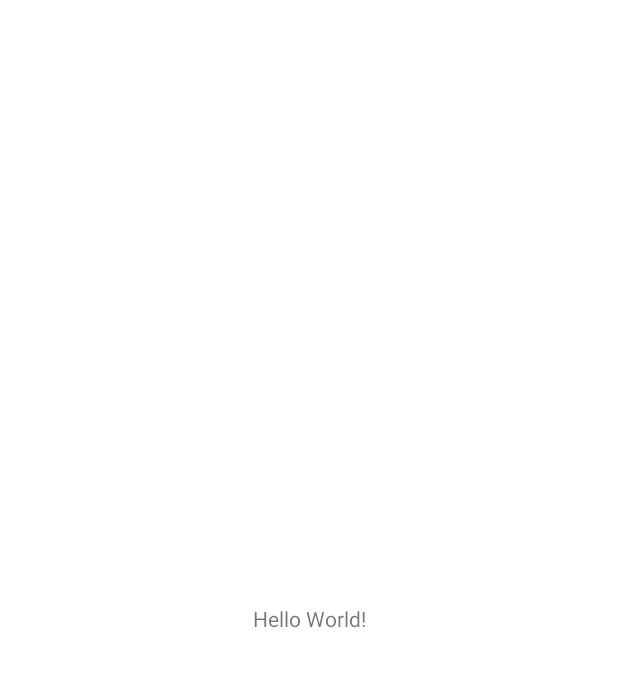
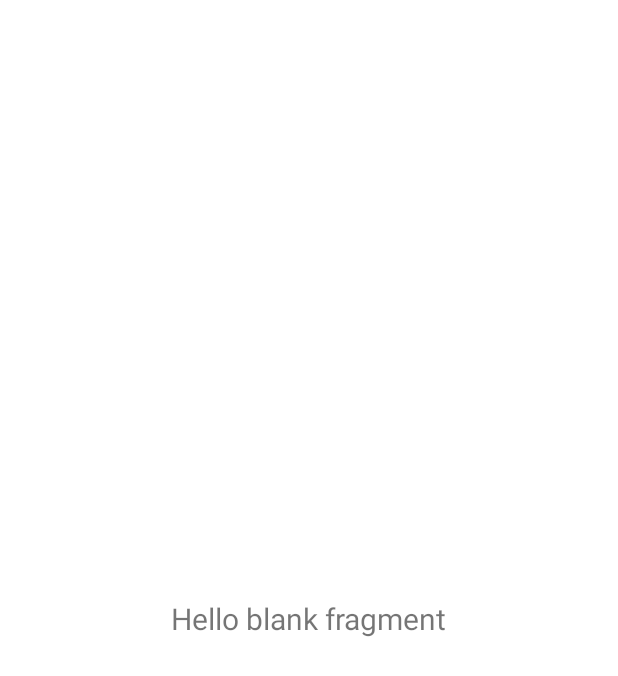
Before and after one commit to PeachGenZ/MVVM-Clean-Architecture-Android, an Android app: the screen it shows after launch (MainActivity), on a phone screen of 412 x 824 dp. Before the commit the part shown is almost empty. Shown: the top 676 px of the screen. Run offline under Robolectric (Android 15) with nearby library versions, the phone set to English and light mode, and no system bars; our stand-ins replace Timber.

Commit message:
setup navigation component.

```diff
--- a/app/build.gradle
+++ b/app/build.gradle
@@ -1,6 +1,7 @@
 plugins {
     id 'com.android.application'
     id 'org.jetbrains.kotlin.android'
+    id "androidx.navigation.safeargs.kotlin"
 }
 
 android {
@@ -16,15 +17,15 @@ android {
         testInstrumentationRunner "androidx.test.runner.AndroidJUnitRunner"
     }
 
+    buildFeatures{
+        viewBinding true
+    }
+
     buildTypes {
         release {
             minifyEnabled false
             proguardFiles getDefaultProguardFile('proguard-android-optimize.txt'), 'proguard-rules.pro'
         }
-    }
-
-    buildFeatures{
-        viewBinding true
     }
 
     compileOptions {
@@ -42,9 +43,15 @@ dependencies {
     implementation 'androidx.appcompat:appcompat:1.4.1'
     implementation 'com.google.android.material:material:1.5.0'
     implementation 'androidx.constraintlayout:constraintlayout:2.1.3'
+    implementation 'androidx.legacy:legacy-support-v4:1.0.0'
     testImplementation 'junit:junit:4.13.2'
     androidTestImplementation 'androidx.test.ext:junit:1.1.3'
     androidTestImplementation 'androidx.test.espresso:espresso-core:3.4.0'
+
+    //Navigation Component
+    implementation "androidx.navigation:navigation-fragment-ktx:$versions.navigation"
+    implementation "androidx.navigation:navigation-ui-ktx:$versions.navigation"
+    androidTestImplementation "androidx.navigation:navigation-testing:$versions.navigation"
 
     //Koin
     implementation "io.insert-koin:koin-android:$versions.koin"
--- a/app/src/main/java/com/peachgenz/mvvm/MainActivity.kt
+++ b/app/src/main/java/com/peachgenz/mvvm/MainActivity.kt
@@ -2,10 +2,15 @@ package com.peachgenz.mvvm
 
 import androidx.appcompat.app.AppCompatActivity
 import android.os.Bundle
+import com.peachgenz.mvvm.databinding.ActivityMainBinding
 
 class MainActivity : AppCompatActivity() {
+    private val binding: ActivityMainBinding by lazy{
+        ActivityMainBinding.inflate(layoutInflater)
+    }
+
     override fun onCreate(savedInstanceState: Bundle?) {
         super.onCreate(savedInstanceState)
-        setContentView(R.layout.activity_main)
+        setContentView(binding.root)
     }
 }
--- /dev/null
+++ b/app/src/main/java/com/peachgenz/mvvm/ui/MainFragment.kt
@@ -0,0 +1,35 @@
+package com.peachgenz.mvvm.ui
+
+import android.os.Bundle
+import android.view.LayoutInflater
+import android.view.View
+import android.view.ViewGroup
+import androidx.fragment.app.Fragment
+import com.peachgenz.mvvm.databinding.FragmentMainBinding
+
+class MainFragment : Fragment() {
+    private lateinit var binding: FragmentMainBinding
+
+    override fun onCreateView(
+        inflater: LayoutInflater,
+        container: ViewGroup?,
+        savedInstanceState: Bundle?
+    ): View {
+        binding = FragmentMainBinding.inflate(inflater)
+        return binding.root
+    }
+
+    override fun onViewCreated(view: View, savedInstanceState: Bundle?) {
+        super.onViewCreated(view, savedInstanceState)
+        attachObserver()
+        initView()
+    }
+
+    private fun attachObserver() {
+
+    }
+
+    private fun initView() {
+
+    }
+}
--- a/app/src/main/res/layout/activity_main.xml
+++ b/app/src/main/res/layout/activity_main.xml
@@ -6,13 +6,16 @@
     android:layout_height="match_parent"
     tools:context=".MainActivity">
 
-    <TextView
-        android:layout_width="wrap_content"
-        android:layout_height="wrap_content"
-        android:text="Hello World!"
-        app:layout_constraintBottom_toBottomOf="parent"
+    <androidx.fragment.app.FragmentContainerView
+        android:id="@+id/nav_host_fragment"
+        android:name="androidx.navigation.fragment.NavHostFragment"
+        android:layout_width="0dp"
+        android:layout_height="0dp"
         app:layout_constraintLeft_toLeftOf="parent"
         app:layout_constraintRight_toRightOf="parent"
-        app:layout_constraintTop_toTopOf="parent" />
+        app:layout_constraintTop_toTopOf="parent"
+        app:layout_constraintBottom_toBottomOf="parent"
+        app:defaultNavHost="true"
+        app:navGraph="@navigation/main_nav_graph" />
 
 </androidx.constraintlayout.widget.ConstraintLayout>
--- /dev/null
+++ b/app/src/main/res/layout/fragment_main.xml
@@ -0,0 +1,19 @@
+<?xml version="1.0" encoding="utf-8"?>
+<androidx.constraintlayout.widget.ConstraintLayout xmlns:android="http://schemas.android.com/apk/res/android"
+    xmlns:app="http://schemas.android.com/apk/res-auto"
+    xmlns:tools="http://schemas.android.com/tools"
+    android:layout_width="match_parent"
+    android:layout_height="match_parent"
+    tools:context=".ui.MainFragment">
+
+    <TextView
+        android:layout_width="wrap_content"
+        android:layout_height="wrap_content"
+        android:text="@string/hello_blank_fragment"
+        android:textSize="20sp"
+        app:layout_constraintBottom_toBottomOf="parent"
+        app:layout_constraintEnd_toEndOf="parent"
+        app:layout_constraintStart_toStartOf="parent"
+        app:layout_constraintTop_toTopOf="parent" />
+
+</androidx.constraintlayout.widget.ConstraintLayout>
--- /dev/null
+++ b/app/src/main/res/navigation/main_nav_graph.xml
@@ -0,0 +1,13 @@
+<?xml version="1.0" encoding="utf-8"?>
+<navigation xmlns:android="http://schemas.android.com/apk/res/android"
+    xmlns:app="http://schemas.android.com/apk/res-auto"
+    xmlns:tools="http://schemas.android.com/tools"
+    android:id="@+id/main_nav_graph"
+    app:startDestination="@id/mainFragment">
+
+    <fragment
+        android:id="@+id/mainFragment"
+        android:name="com.peachgenz.mvvm.ui.MainFragment"
+        android:label="fragment_main"
+        tools:layout="@layout/fragment_main" />
+</navigation>
--- a/app/src/main/res/values/strings.xml
+++ b/app/src/main/res/values/strings.xml
@@ -1,3 +1,5 @@
 <resources>
     <string name="app_name">mvvm-clean-architecture</string>
+    <!-- TODO: Remove or change this placeholder text -->
+    <string name="hello_blank_fragment">Hello blank fragment</string>
 </resources>
--- a/build.gradle
+++ b/build.gradle
@@ -1,11 +1,24 @@
+// Top-level build file where you can add configuration options common to all sub-projects/modules.
 buildscript {
     ext {
         versions = [
                 koin  : '3.1.5',
-                timber: '5.0.1'
+                timber: '5.0.1',
+                navigation: '2.4.1'
         ]
     }
-}// Top-level build file where you can add configuration options common to all sub-projects/modules.
+
+    repositories {
+        google()
+        mavenCentral()
+    }
+
+    dependencies {
+        classpath "androidx.navigation:navigation-safe-args-gradle-plugin:$versions.navigation"
+    }
+}
+
+
 plugins {
     id 'com.android.application' version '7.1.1' apply false
     id 'com.android.library' version '7.1.1' apply false
```
